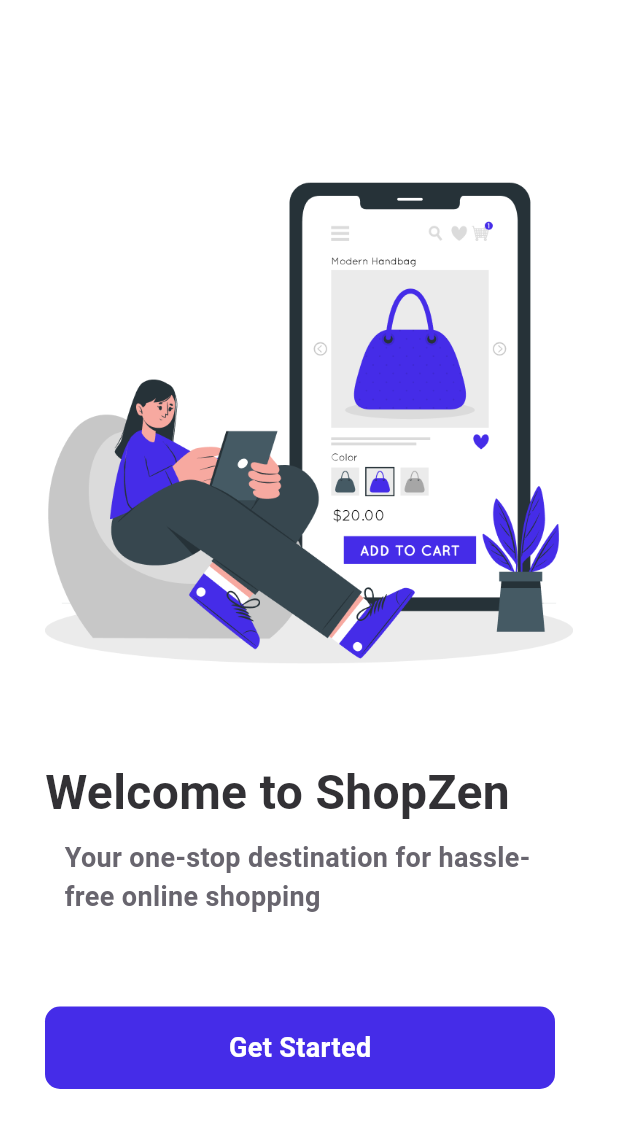
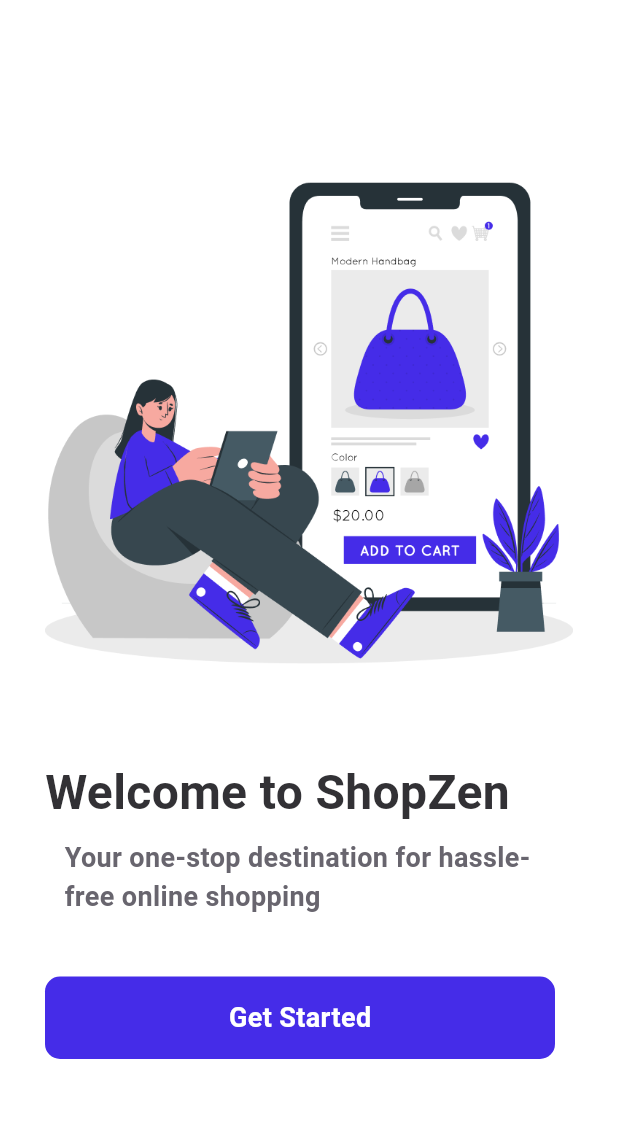
Before and after one commit to Ammarrrrrrr/DEPI, a Flutter app: the screen it shows after launch, on a phone screen of 412 x 824 dp. Shown: the top 1128 px of the screen. Run offline on Flutter 3.47's test engine with Material 3 defaults, Android fonts, the phone set to English and light mode, and no system bars; our stand-ins replace animate_do, cloud_firestore, firebase_auth, firebase_core, flutter_svg, image_picker; accounts and stored records are empty; Roboto replaces fonts that are missing (openSansB, openSansM, openSansSemi).

Commit message:
to main stable true

```diff
--- a/lib/pages/auth/views/home_screen.dart
+++ b/lib/pages/auth/views/home_screen.dart
@@ -10,7 +10,8 @@ class HomeScreen extends StatelessWidget {
   Widget build(BuildContext context) {
     return Scaffold(
       backgroundColor: const Color.fromARGB(255, 255, 255, 255),
-      body: Padding(
+      body: SingleChildScrollView(
+        child: Padding(
           padding: const EdgeInsets.symmetric(horizontal: 30.0, vertical: 110),
           child: Column(
             crossAxisAlignment: CrossAxisAlignment.start,
@@ -45,7 +46,7 @@ class HomeScreen extends StatelessWidget {
                   ),
                 ),
               ),
-            SizedBox(height: 60),
+              SizedBox(height: 40),
               AppBotton(
                 text: "Get Started",
                 GoToPage: () {
@@ -55,6 +56,7 @@ class HomeScreen extends StatelessWidget {
             ],
           ),
         ),
+      ),
     );
   }
 }
--- a/lib/pages/auth/views/login_home.dart
+++ b/lib/pages/auth/views/login_home.dart
@@ -14,7 +14,8 @@ class LoginSignupPage extends StatelessWidget {
     isLogin ? text = "login" : text = "Signup";
     return Scaffold(
       backgroundColor: Colors.white,
-      body: Padding(
+      body: SingleChildScrollView(
+        child: Padding(
           padding: const EdgeInsets.symmetric(horizontal: 25.0, vertical: 80),
           child: Column(
             crossAxisAlignment: CrossAxisAlignment.start,
@@ -71,7 +72,7 @@ class LoginSignupPage extends StatelessWidget {
                       : context.push(SignupWithEmail());
                 },
               ),
-            SizedBox(height: 250),
+              SizedBox(height: 150),
               Row(
                 spacing: 5,
                 mainAxisAlignment: MainAxisAlignment.center,
@@ -134,6 +135,7 @@ class LoginSignupPage extends StatelessWidget {
             ],
           ),
         ),
+      ),
     );
   }
 }
```
Lines whose indentation alone changed are shown as unchanged.
